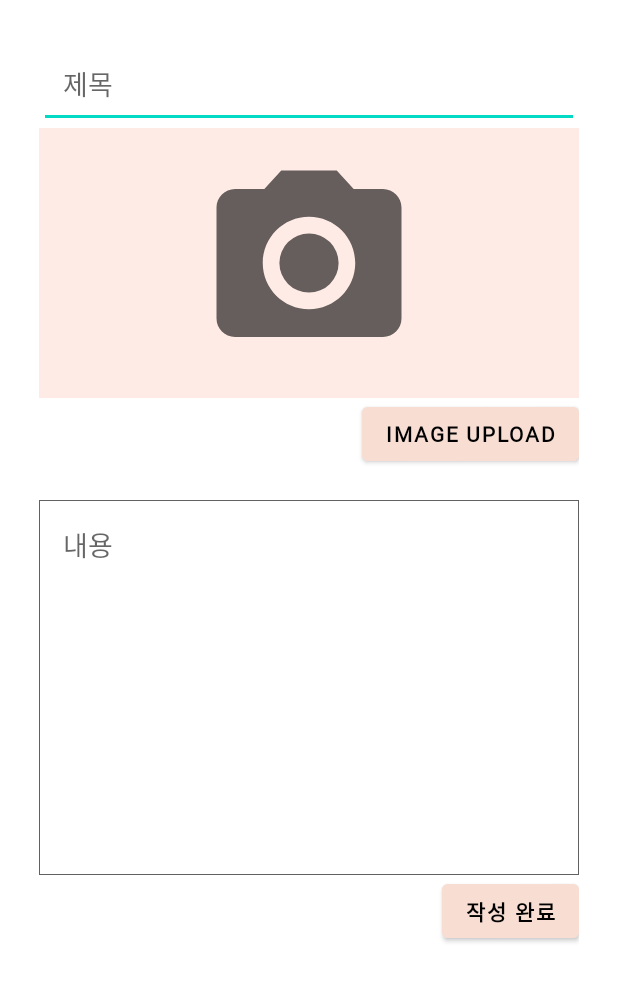
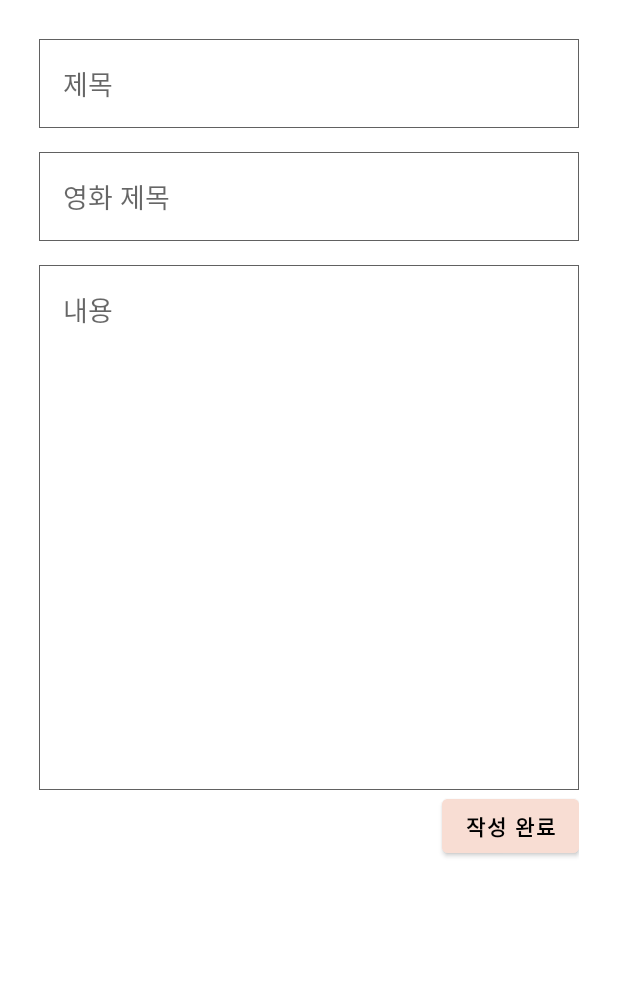
Before and after one commit to cloudmu7/MyMovie, an Android app: the DiaryWriteActivity screen opened directly, with no data from a screen before it, on a phone screen of 412 x 824 dp. Shown: the top 981 px of the screen. Run offline under Robolectric (Android 15) with nearby library versions, the phone set to English and light mode, and no system bars.

Commit message:
다이어리 작성 구현

```diff
--- a/app/src/main/java/com/cloud7mu7/mymovie/CinemaMapActivity.java
+++ b/app/src/main/java/com/cloud7mu7/mymovie/CinemaMapActivity.java
@@ -20,7 +20,7 @@ import com.google.android.gms.maps.model.BitmapDescriptorFactory;
 import com.google.android.gms.maps.model.LatLng;
 import com.google.android.gms.maps.model.MarkerOptions;
 
-public class CinemaMapActivity extends AppCompatActivity {
+public class CinemaMapActivity extends AppCompatActivity{
 
     @Override
     protected void onCreate(Bundle savedInstanceState) {
--- a/app/src/main/res/layout/activity_diary_write.xml
+++ b/app/src/main/res/layout/activity_diary_write.xml
@@ -10,36 +10,31 @@
     android:layout_margin="10dp">
 
     <EditText
+        android:id="@+id/diary_title_et"
         android:layout_width="match_parent"
         android:layout_height="wrap_content"
         android:hint="제목"
+        android:background="@drawable/memo_border"
         android:padding="16dp"/>
 
-    <ImageView
+    <EditText
+        android:id="@+id/diary_moviename_et"
         android:layout_width="match_parent"
-        android:layout_height="180dp"
-        android:src="@drawable/ic_baseline_local_see_24"
-        android:background="#FFEBE5"
-        android:padding="16dp"/>
-
-    <Button
-        android:layout_width="wrap_content"
         android:layout_height="wrap_content"
-        android:layout_gravity="right"
-        android:backgroundTint="#F8DDD3"
-        android:text="image upload"
-        android:textColor="@color/black"
-        android:fontFamily="@font/gowundodum_regular"
-        android:textStyle="bold"
-        android:layout_marginBottom="20dp"/>
+        android:hint="영화 제목"
+        android:background="@drawable/memo_border"
+        android:padding="16dp"
+        android:layout_marginTop="16dp"/>
 
     <EditText
+        android:id="@+id/diary_coment_et"
         android:layout_width="match_parent"
-        android:layout_height="250dp"
+        android:layout_height="350dp"
         android:hint="내용"
         android:gravity="start"
         android:padding="16dp"
-        android:background="@drawable/memo_border"/>
+        android:background="@drawable/memo_border"
+        android:layout_marginTop="16dp"/>
 
     <Button
         android:layout_width="wrap_content"
@@ -49,6 +44,7 @@
         android:text="작성 완료"
         android:textColor="@color/black"
         android:fontFamily="@font/gowundodum_regular"
-        android:textStyle="bold"/>
+        android:textStyle="bold"
+        android:onClick="clickSave"/>
 
 </LinearLayout>
```
Also changed, not shown: app/src/main/java/com/cloud7mu7/mymovie/DiaryWriteActivity.java (+75 -1 lines), app/src/main/res/layout/diary_item.xml (+33 -16 lines).
